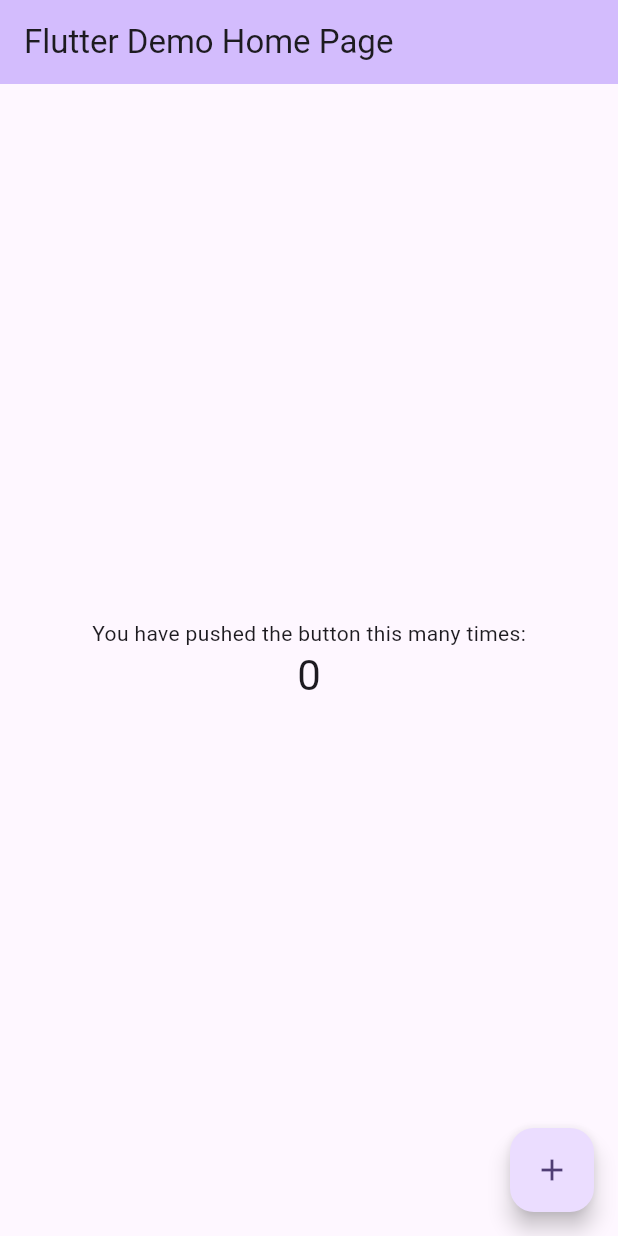
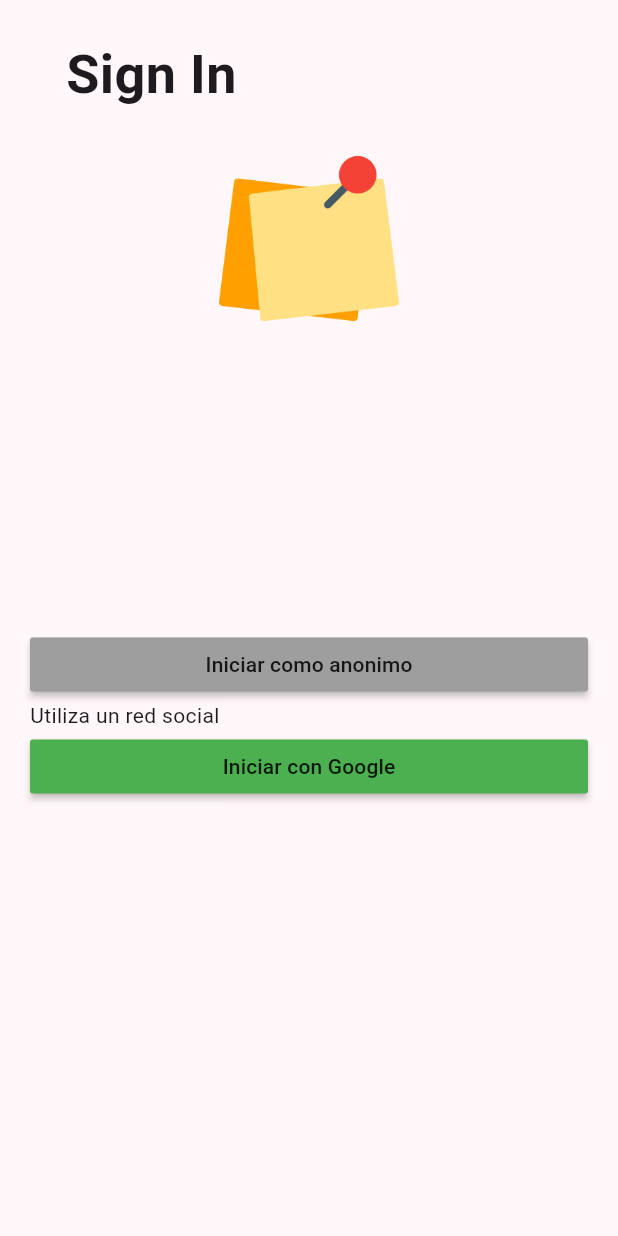
Before and after one commit to Darksw20/ITESO-Mobile-Repo, a Flutter app: the screen it shows after launch, on a phone screen of 412 x 824 dp. Run offline on Flutter 3.47's test engine with Material 3 defaults, Android fonts, the phone set to English and light mode, and no system bars; our stand-ins replace bloc, cloud_firestore, equatable, firebase_auth, firebase_core, firebase_ui_firestore and 3 more; accounts and stored records are empty.

Commit message:
Addition of code

```diff
--- /dev/null
+++ b/firebase_querys/devtools_options.yaml
@@ -0,0 +1 @@
+extensions:
--- /dev/null
+++ b/firebase_querys/lib/auth/bloc/auth_bloc.dart
@@ -0,0 +1,50 @@
+import 'dart:async';
+import 'package:bloc/bloc.dart';
+import 'package:equatable/equatable.dart';
+import 'package:firebase_querys/auth/user_auth_repository.dart';
+import 'package:firebase_auth/firebase_auth.dart';
+
+part 'auth_event.dart';
+part 'auth_state.dart';
+
+class AuthBloc extends Bloc<AuthEvent, AuthState> {
+  UserAuthRepository _autRepo = UserAuthRepository();
+  AuthBloc() : super(AuthInitial()) {
+    on<VerifyAuthEvent>(_authVerfication);
+    on<AnonymousAuthEvent>(_authAnonymous);
+    on<GoogleAuthEvent>(_authUser);
+    on<SignOutEvent>(_signOut);
+  }
+
+  FutureOr<void> _authVerfication(event, emit) {
+    // revisar si existe usuario autenticado
+    if (_autRepo.isAlreadyAuthenticated()) {
+      emit(AuthSuccessState());
+    } else {
+      emit(UnAuthState());
+    }
+  }
+
+  FutureOr<void> _signOut(event, emit) async {
+    // Desloggear usuario
+    await _autRepo.signOutGoogleUser();
+    await _autRepo.signOutFirebaseUser();
+    emit(SignOutSuccessState());
+  }
+
+  FutureOr<void> _authUser(event, emit) async {
+    emit(AuthAwaitingState());
+    try {
+      // Loggear usuario
+      await _autRepo.signInWithGoogle();
+      emit(AuthSuccessState());
+    } catch (e) {
+      print("Error al autenticar: $e");
+      emit(AuthErrorState());
+    }
+  }
+
+  FutureOr<void> _authAnonymous(event, emit) async {
+    await FirebaseAuth.instance.signInAnonymously();
+  }
+}
--- /dev/null
+++ b/firebase_querys/lib/auth/bloc/auth_event.dart
@@ -0,0 +1,16 @@
+part of 'auth_bloc.dart';
+
+sealed class AuthEvent extends Equatable {
+  const AuthEvent();
+
+  @override
+  List<Object> get props => [];
+}
+
+class VerifyAuthEvent extends AuthEvent {}
+
+class AnonymousAuthEvent extends AuthEvent {}
+
+class GoogleAuthEvent extends AuthEvent {}
+
+class SignOutEvent extends AuthEvent {}
--- /dev/null
+++ b/firebase_querys/lib/auth/bloc/auth_state.dart
@@ -0,0 +1,20 @@
+part of 'auth_bloc.dart';
+
+sealed class AuthState extends Equatable {
+  const AuthState();
+
+  @override
+  List<Object> get props => [];
+}
+
+final class AuthInitial extends AuthState {}
+
+class AuthSuccessState extends AuthState {}
+
+class UnAuthState extends AuthState {}
+
+class SignOutSuccessState extends AuthState {}
+
+class AuthErrorState extends AuthState {}
+
+class AuthAwaitingState extends AuthState {}
--- /dev/null
+++ b/firebase_querys/lib/auth/user_auth_repository.dart
@@ -0,0 +1,42 @@
+import 'package:firebase_auth/firebase_auth.dart';
+import 'package:google_sign_in/google_sign_in.dart';
+
+class UserAuthRepository {
+  final FirebaseAuth _auth = FirebaseAuth.instance;
+  final GoogleSignIn _googleSignIn = GoogleSignIn(scopes: ["email"]);
+  // true -> go home page
+  // false -> go login page
+  bool isAlreadyAuthenticated() {
+    // check if the user is authenticated
+    return _auth.currentUser != null;
+  }
+
+  Future<void> signOutGoogleUser() async {
+    // Google user signout
+    await _googleSignIn.signOut();
+  }
+
+  Future<void> signOutFirebaseUser() async {
+    // Firebase user signout
+    await _auth.signOut();
+  }
+
+  Future<void> signInWithGoogle() async {
+    // set up Google sign in
+    final googleUser = await _googleSignIn.signIn();
+    final googleAuth = await googleUser!.authentication;
+
+    print(">> User email: ${googleUser.email}");
+    print(">> User email: ${googleUser.displayName}");
+    print(">> User email: ${googleUser.photoUrl}");
+
+    // get credenciales de usuario autenticado con Google
+    final AuthCredential credential = GoogleAuthProvider.credential(
+      accessToken: googleAuth.accessToken,
+      idToken: googleAuth.idToken,
+    );
+
+    // firebase sign in con credenciales de Google
+    await _auth.signInWithCredential(credential);
+  }
+}
--- /dev/null
+++ b/firebase_querys/lib/login/login_page.dart
@@ -0,0 +1,58 @@
+import 'package:flutter/material.dart';
+import 'package:flutter_bloc/flutter_bloc.dart';
+
+import '../auth/bloc/auth_bloc.dart';
+
+class LoginPage extends StatefulWidget {
+  LoginPage({Key? key}) : super(key: key);
+
+  @override
+  State<LoginPage> createState() => _LoginPageState();
+}
+
+class _LoginPageState extends State<LoginPage> {
+  @override
+  Widget build(BuildContext context) {
+    return Scaffold(
+      body: Padding(
+        padding: const EdgeInsets.symmetric(horizontal: 20),
+        child: ListView(
+          children: [
+            Padding(
+              padding: const EdgeInsets.all(24.0),
+              child: Text(
+                "Sign In",
+                style: TextStyle(
+                  fontSize: 36,
+                  fontWeight: FontWeight.bold,
+                ),
+              ),
+            ),
+            Image.asset(
+              "assets/icons/app_icon.png",
+              height: 120,
+            ),
+            SizedBox(height: 200),
+            MaterialButton(
+              child: Text("Iniciar como anonimo"),
+              color: Colors.grey,
+              onPressed: () {
+                BlocProvider.of<AuthBloc>(context).add(AnonymousAuthEvent());
+              },
+            ),
+            Text(
+              "Utiliza un red social",
+            ),
+            MaterialButton(
+              child: Text("Iniciar con Google"),
+              color: Colors.green,
+              onPressed: () {
+                BlocProvider.of<AuthBloc>(context).add(GoogleAuthEvent());
+              },
+            ),
+          ],
+        ),
+      ),
+    );
+  }
+}
--- a/firebase_querys/lib/main.dart
+++ b/firebase_querys/lib/main.dart
@@ -1,125 +1,59 @@
+import 'package:firebase_querys/create_form/notes_provider.dart';
+import 'package:firebase_core/firebase_core.dart';
 import 'package:flutter/material.dart';
+import 'package:flutter_bloc/flutter_bloc.dart';
+import 'package:provider/provider.dart';
 
-void main() {
-  runApp(const MyApp());
+import 'auth/bloc/auth_bloc.dart';
+import 'firebase_options.dart';
+import 'home/home_page.dart';
+import 'login/login_page.dart';
+
+void main() async {
+  // initialize Firebase
+  WidgetsFlutterBinding.ensureInitialized();
+  await Firebase.initializeApp(
+    options: DefaultFirebaseOptions.currentPlatform,
+  );
+  runApp(
+    MultiBlocProvider(
+      providers: [
+        BlocProvider(
+          create: (context) => AuthBloc()..add(VerifyAuthEvent()),
+        ),
+        ChangeNotifierProvider(create: (context) => NotesProvider()),
+      ],
+      child: MyApp(),
+    ),
+  );
 }
 
 class MyApp extends StatelessWidget {
-  const MyApp({super.key});
-
-  // This widget is the root of your application.
   @override
   Widget build(BuildContext context) {
     return MaterialApp(
-      title: 'Flutter Demo',
       theme: ThemeData(
-        // This is the theme of your application.
-        //
-        // TRY THIS: Try running your application with "flutter run". You'll see
-        // the application has a purple toolbar. Then, without quitting the app,
-        // try changing the seedColor in the colorScheme below to Colors.green
-        // and then invoke "hot reload" (save your changes or press the "hot
-        // reload" button in a Flutter-supported IDE, or press "r" if you used
-        // the command line to start the app).
-        //
-        // Notice that the counter didn't reset back to zero; the application
-        // state is not lost during the reload. To reset the state, use hot
-        // restart instead.
-        //
-        // This works for code too, not just values: Most code changes can be
-        // tested with just a hot reload.
-        colorScheme: ColorScheme.fromSeed(seedColor: Colors.deepPurple),
-        useMaterial3: true,
+        colorScheme: ColorScheme.fromSeed(
+          seedColor: Colors.purple,
+        ),
       ),
-      home: const MyHomePage(title: 'Flutter Demo Home Page'),
+      home: BlocConsumer<AuthBloc, AuthState>(
+        listener: (context, state) {
+          if (state is AuthErrorState) {
+            print("Error al autenticar");
+          }
+        },
+        builder: (context, state) {
+          if (state is AuthSuccessState) {
+            return HomePage();
+          } else if (state is UnAuthState ||
+              state is AuthErrorState ||
+              state is SignOutSuccessState) {
+            return LoginPage();
+          }
+          return Center(child: CircularProgressIndicator());
+        },
+      ),
     );
   }
 }
-
-class MyHomePage extends StatefulWidget {
-  const MyHomePage({super.key, required this.title});
-
-  // This widget is the home page of your application. It is stateful, meaning
-  // that it has a State object (defined below) that contains fields that affect
-  // how it looks.
-
-  // This class is the configuration for the state. It holds the values (in this
-  // case the title) provided by the parent (in this case the App widget) and
-  // used by the build method of the State. Fields in a Widget subclass are
-  // always marked "final".
-
-  final String title;
-
-  @override
-  State<MyHomePage> createState() => _MyHomePageState();
-}
-
-class _MyHomePageState extends State<MyHomePage> {
-  int _counter = 0;
-
-  void _incrementCounter() {
-    setState(() {
-      // This call to setState tells the Flutter framework that something has
-      // changed in this State, which causes it to rerun the build method below
-      // so that the display can reflect the updated values. If we changed
-      // _counter without calling setState(), then the build method would not be
-      // called again, and so nothing would appear to happen.
-      _counter++;
-    });
-  }
-
-  @override
-  Widget build(BuildContext context) {
-    // This method is rerun every time setState is called, for instance as done
-    // by the _incrementCounter method above.
-    //
-    // The Flutter framework has been optimized to make rerunning build methods
-    // fast, so that you can just rebuild anything that needs updating rather
-    // than having to individually change instances of widgets.
-    return Scaffold(
-      appBar: AppBar(
-        // TRY THIS: Try changing the color here to a specific color (to
-        // Colors.amber, perhaps?) and trigger a hot reload to see the AppBar
-        // change color while the other colors stay the same.
-        backgroundColor: Theme.of(context).colorScheme.inversePrimary,
-        // Here we take the value from the MyHomePage object that was created by
-        // the App.build method, and use it to set our appbar title.
-        title: Text(widget.title),
-      ),
-      body: Center(
-        // Center is a layout widget. It takes a single child and positions it
-        // in the middle of the parent.
-        child: Column(
-          // Column is also a layout widget. It takes a list of children and
-          // arranges them vertically. By default, it sizes itself to fit its
-          // children horizontally, and tries to be as tall as its parent.
-          //
-          // Column has various properties to control how it sizes itself and
-          // how it positions its children. Here we use mainAxisAlignment to
-          // center the children vertically; the main axis here is the vertical
-          // axis because Columns are vertical (the cross axis would be
-          // horizontal).
-          //
-          // TRY THIS: Invoke "debug painting" (choose the "Toggle Debug Paint"
-          // action in the IDE, or press "p" in the console), to see the
-          // wireframe for each widget.
-          mainAxisAlignment: MainAxisAlignment.center,
-          children: <Widget>[
-            const Text(
-              'You have pushed the button this many times:',
-            ),
-            Text(
-              '$_counter',
-              style: Theme.of(context).textTheme.headlineMedium,
-            ),
-          ],
-        ),
-      ),
-      floatingActionButton: FloatingActionButton(
-        onPressed: _incrementCounter,
-        tooltip: 'Increment',
-        child: const Icon(Icons.add),
-      ), // This trailing comma makes auto-formatting nicer for build methods.
-    );
-  }
-}
```
Also changed, not shown: firebase_querys/lib/content/fs_admin_table.dart (added, +31 -0 lines), firebase_querys/lib/content/item_public.dart (added, +42 -0 lines), firebase_querys/lib/content/notes/item_note.dart (added, +55 -0 lines), firebase_querys/lib/create_form/new_note_form.dart (added, +104 -0 lines), firebase_querys/lib/create_form/notes_provider.dart (added, +42 -0 lines), firebase_querys/lib/home/home_page.dart (added, +103 -0 lines), firebase_querys/pubspec.yaml (+18 -4 lines), firebase_querys/assets/icons/app_icon.png (added), firebase_querys/firebase.json (added), firebase_querys/lib/firebase_options.dart (added), firebase_querys/pubspec.lock.
